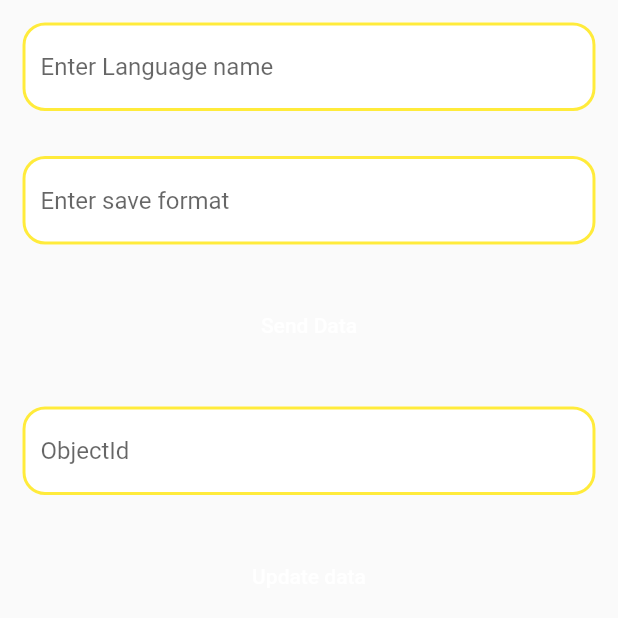
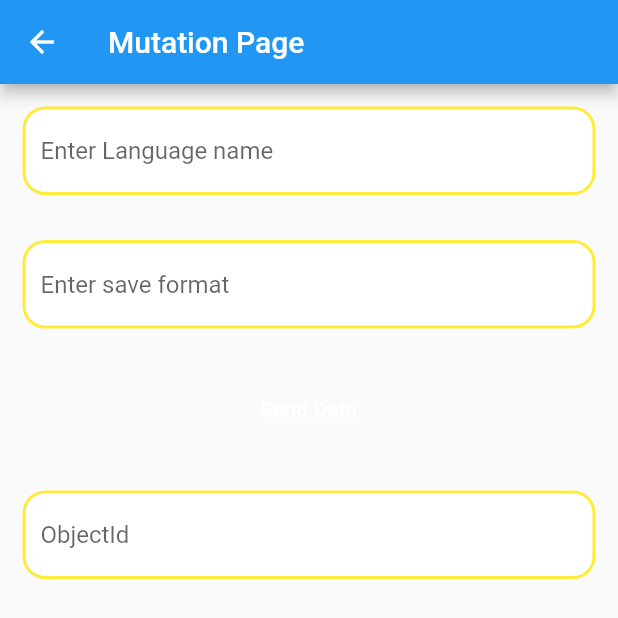
Before and after one commit to templates-back4app/Flutter-GraphQL, a Flutter app: the AppUI screen opened directly, on a phone screen of 412 x 824 dp. Shown: the top 618 px of the screen. Run offline on Flutter 3.47's test engine with Material 2 defaults, Android fonts, the phone set to English and light mode, and no system bars; our stand-ins replace graphql_flutter.

Commit message:
minor mistakes solved

```diff
--- a/lib/app_ui.dart
+++ b/lib/app_ui.dart
@@ -23,7 +23,14 @@ class AppUI extends StatefulWidget {
 class _AppUIState extends State<AppUI> {
   @override
   Widget build(BuildContext context) {
-    return Column(
+    return Scaffold(
+      appBar: AppBar(
+        title: Text('Mutation Page'),
+      ),
+      body: Column(
+        children: [
+          Expanded(
+            child: ListView(
               children: [
                 //Language name TextBox
                 Padding(
@@ -150,6 +157,10 @@ class _AppUIState extends State<AppUI> {
                   ),
                 ),
               ],
+            ),
+          ),
+        ],
+      ),
     );
   }
 }
```
Lines whose indentation alone changed are shown as unchanged.
